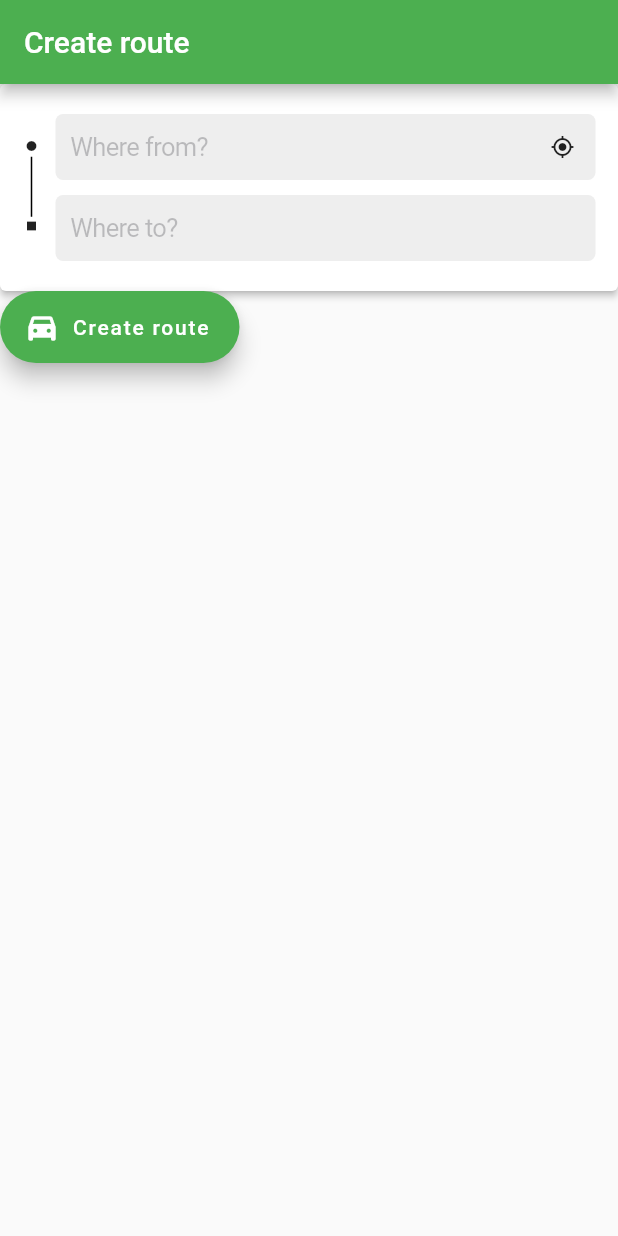
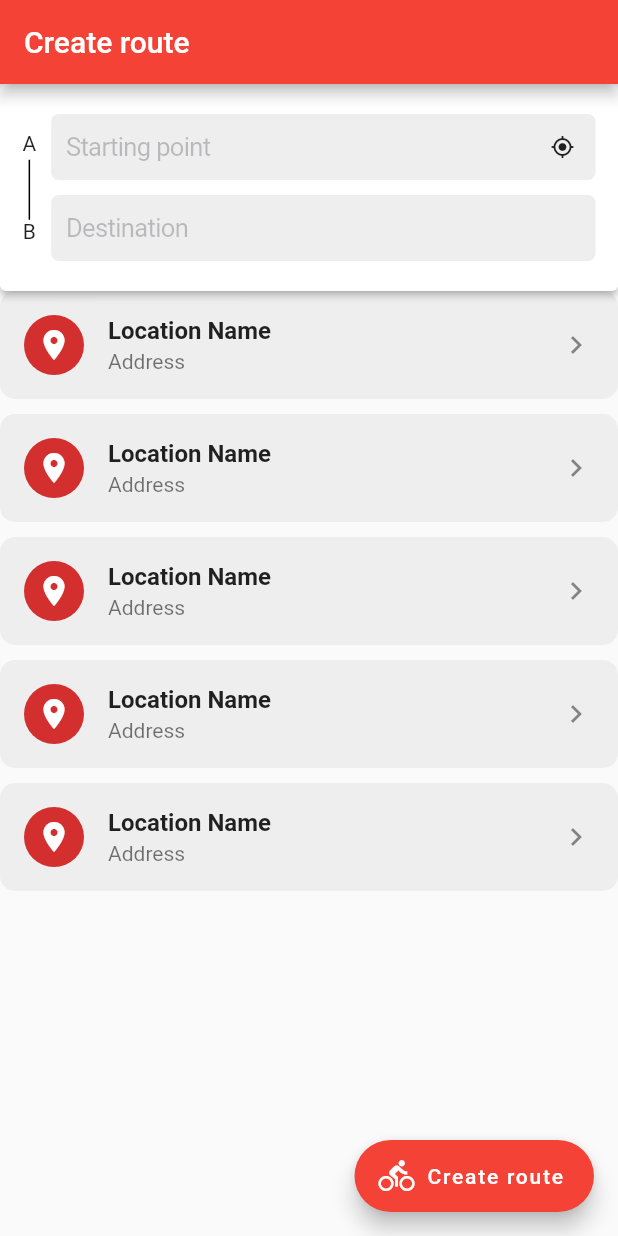
Before and after one commit to SoensLars/research-project, a Flutter app: the screen it shows after launch, on a phone screen of 412 x 824 dp. Run offline on Flutter 3.47's test engine with Material 2 defaults, Android fonts, the phone set to English and light mode, and no system bars.

Commit message:
home screen static

```diff
--- a/research_navigation/lib/components/endpoints_card.dart
+++ b/research_navigation/lib/components/card_input.dart
@@ -1,8 +1,8 @@
 import 'package:flutter/material.dart';
 
-import 'locationInputField.dart';
+import 'locations_input.dart';
 
-Widget endpointsCard(TextEditingController sourceController, TextEditingController destinationController) {
+Widget inputField(TextEditingController sourceController, TextEditingController destinationController) {
   return Card(
     elevation: 2,
     clipBehavior: Clip.antiAlias,
@@ -13,14 +13,14 @@ Widget endpointsCard(TextEditingController sourceController, TextEditingControll
         children: [
           Column(
             children: [
-              const Icon(Icons.brightness_1, size: 8),
+              const Text("A"),
               Container(
                 margin: const EdgeInsets.only(top: 3),
                 color: Colors.black,
                 width: 1,
                 height: 40,
               ),
-              const Icon(Icons.stop, size: 12),
+              const Text("B"),
             ],
           ),
           Expanded(
--- a/research_navigation/lib/components/create_ride_btn.dart
+++ b/research_navigation/lib/components/create_ride_btn.dart
@@ -1,33 +1,14 @@
 import 'package:flutter/material.dart';
-
 import '../screens/route_overview.dart';
 
 Widget createRideBtn(BuildContext context) {
-  return Row(
-    // alignment: Alignment.bottomRight,
-    // padding: const EdgeInsets.fromLTRB(0, 0, 20, 30),
-    children: [
-      FloatingActionButton.extended(
-          icon: const Icon(Icons.directions_car_filled),
+  return FloatingActionButton.extended(
+      icon: const Icon(Icons.directions_bike),
       onPressed: () {
         Navigator.of(context)
             .push(MaterialPageRoute(builder: (BuildContext context) {
           return const OverviewPage();
         }));
       },
-          label: const Text('Create route')),
-    ],
-  );
-
-  // alignment: Alignment.bottomRight,
-  // padding: const EdgeInsets.fromLTRB(0, 0, 20, 30),
-  // child: FloatingActionButton.extended(
-  //     icon: const Icon(Icons.directions_car_filled),
-  //     onPressed: () {
-  //       Navigator.of(context)
-  //           .push(MaterialPageRoute(builder: (BuildContext context) {
-  //         return const OverviewPage();
-  //       }));
-  //     },
-  //     label: const Text('Create route')));
+      label: const Text('Create route'));
 }
--- /dev/null
+++ b/research_navigation/lib/components/location_list_item.dart
@@ -0,0 +1,23 @@
+import 'package:flutter/material.dart';
+
+// ignore: non_constant_identifier_names
+Widget LocationListItem() {
+  return ListTile(
+    shape: RoundedRectangleBorder(
+      //<-- SEE HERE
+      borderRadius: BorderRadius.circular(10),
+    ),
+    leading: const SizedBox(
+      height: 400,
+      child: CircleAvatar(
+        child: Icon(Icons.location_on),
+      ),
+    ),
+    title: const Text('Location Name',
+        style: TextStyle(fontWeight: FontWeight.bold)),
+    // ignore: prefer_const_constructors
+    subtitle: Text('Address', overflow: TextOverflow.ellipsis),
+    trailing: const Icon(Icons.keyboard_arrow_right),
+    tileColor: Colors.grey[200],
+  );
+}
--- a/research_navigation/lib/components/locationInputField.dart
+++ b/research_navigation/lib/components/locations_input.dart
@@ -70,7 +70,7 @@ class _LocationFieldState extends State<LocationField> {
 
   @override
   Widget build(BuildContext context) {
-    String placeholderText = widget.isDestination ? 'Where to?' : 'Where from?';
+    String placeholderText = widget.isDestination ? 'Destination' : 'Starting point';
     IconData? iconData = !widget.isDestination ? Icons.my_location : null;
     return Padding(
       padding: const EdgeInsets.only(top: 5, bottom: 5, left: 10),
--- a/research_navigation/lib/main.dart
+++ b/research_navigation/lib/main.dart
@@ -14,7 +14,7 @@ class MyApp extends StatelessWidget {
     return MaterialApp(
       debugShowCheckedModeBanner: false,
       theme: ThemeData(
-        primarySwatch: Colors.green,
+        primarySwatch: Colors.red,
       ),
       home: const RootPage(),
     );
@@ -36,7 +36,7 @@ class _RootPageState extends State<RootPage> {
       appBar: AppBar(
         title: const Text('Create route'),
       ),
-      body: const Search(),
+      body: const CreateRoute(),
       // floatingActionButton: FloatingActionButton(
       //   onPressed: () {
       //     debugPrint('Button clicked');
--- a/research_navigation/lib/screens/create_route.dart
+++ b/research_navigation/lib/screens/create_route.dart
@@ -1,30 +1,58 @@
 import 'package:flutter/material.dart';
 import 'package:research_navigation/components/create_ride_btn.dart';
+import 'package:research_navigation/components/location_list_item.dart';
 import 'package:research_navigation/screens/route_overview.dart';
 
-import '../components/endpoints_card.dart';
+import '../components/card_input.dart';
 
-class Search extends StatefulWidget {
-  const Search({Key? key}) : super(key: key);
+class CreateRoute extends StatefulWidget {
+  const CreateRoute({Key? key}) : super(key: key);
 
   @override
-  State<Search> createState() => _SearchState();
+  State<CreateRoute> createState() => _CreateRouteState();
 }
 
-class _SearchState extends State<Search> {
+class _CreateRouteState extends State<CreateRoute> {
   TextEditingController sourceController = TextEditingController();
   TextEditingController destinationController = TextEditingController();
 
   @override
   Widget build(BuildContext context) {
-    return SafeArea(
-      child: SingleChildScrollView(
-        physics: const ScrollPhysics(),
-        child: Column(children: [
-          endpointsCard(sourceController, destinationController),
-          createRideBtn(context)
-        ]),
+    return Scaffold(
+      body: SafeArea(
+        child: SingleChildScrollView(
+          physics: const ScrollPhysics(),
+          child: Column(
+            children: [
+              inputField(sourceController, destinationController),
+              Column(children: [
+                LocationListItem(),
+                const Divider(
+                  color: Colors.transparent,
+                  height: 10,
+                ),
+                LocationListItem(),
+                const Divider(
+                  color: Colors.transparent,
+                  height: 10,
+                ),
+                LocationListItem(),
+                const Divider(
+                  color: Colors.transparent,
+                  height: 10,
+                ),
+                LocationListItem(),
+                const Divider(
+                  color: Colors.transparent,
+                  height: 10,
+                ),
+                LocationListItem(),
+              ])
+            ],
+          ),
+        ),
       ),
+      floatingActionButton: createRideBtn(context),
     );
     // alignment: Alignment.bottomRight,
     // padding: const EdgeInsets.fromLTRB(0, 0, 20, 30),
--- a/research_navigation/lib/screens/navigation_ar.dart
+++ b/research_navigation/lib/screens/navigation_ar.dart
@@ -1,4 +1,5 @@
 import 'package:flutter/material.dart';
+
 
 class NavigationArPage extends StatefulWidget {
   const NavigationArPage({Key? key}) : super(key: key);
@@ -11,9 +12,9 @@ class _NavigationArPageState extends State<NavigationArPage> {
   @override
   Widget build(BuildContext context) {
     return Scaffold(
-      appBar: AppBar(title: const Text('AR Navigation')),
-      body: const Text('Ar Navigation')
-
-    );
+        appBar: AppBar(title: const Text('AR Navigation')),
+        body: Center(
+          child: const Text('AR Navigation')
+        ));
   }
 }
--- a/research_navigation/lib/screens/navigation_map.dart
+++ b/research_navigation/lib/screens/navigation_map.dart
@@ -12,8 +12,8 @@ class _NavigationTurnPageState extends State<NavigationTurnPage> {
   Widget build(BuildContext context) {
     return Scaffold(
       appBar: AppBar(title: const Text('Turn by turn')),
-      body: const Text('Turn by turn navigation')
-
-    );
+      body: Center(
+          child: const Text('Turn by turn Navigation')
+        ));
   }
 }
--- a/research_navigation/lib/screens/route_overview.dart
+++ b/research_navigation/lib/screens/route_overview.dart
@@ -14,7 +14,10 @@ class _OverviewPageState extends State<OverviewPage> {
   Widget build(BuildContext context) {
     return Scaffold(
         appBar: AppBar(title: const Text('Route overview')),
-        body: Column(
+        body: Container(
+          padding: const EdgeInsets.all(15),
+          child: Column(
+            mainAxisAlignment: MainAxisAlignment.end,
             children: [
               ElevatedButton(
                 style: ElevatedButton.styleFrom(
@@ -41,6 +44,7 @@ class _OverviewPageState extends State<OverviewPage> {
                 },
               ),
             ],
-        ));
+          ),
+        ),);
   }
 }
--- a/research_navigation/pubspec.yaml
+++ b/research_navigation/pubspec.yaml
@@ -37,6 +37,8 @@ dependencies:
   # Use with the CupertinoIcons class for iOS style icons.
   cupertino_icons: ^1.0.2
   # arcore_flutter_plugin: ^0.0.11
+  # ar_flutter_plugin: ^0.7.3
+  # arkit_plugin
 
 
 dev_dependencies:
```
Also changed, not shown: 2 other files. Lines whose indentation alone changed are shown as unchanged.
